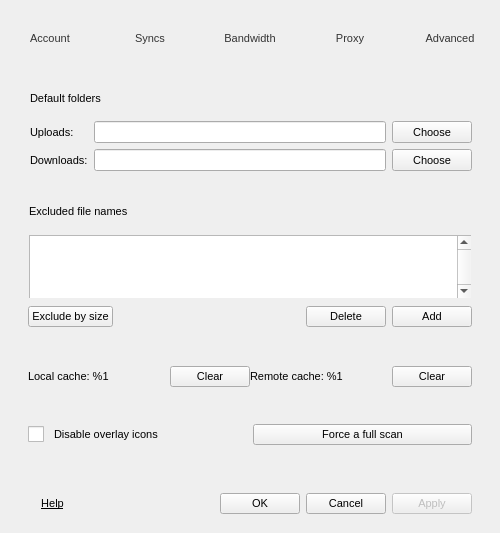
Old version of the form Source/MEGASync/gui/win/SettingsDialog.ui in the repository meganz/MEGAsync.
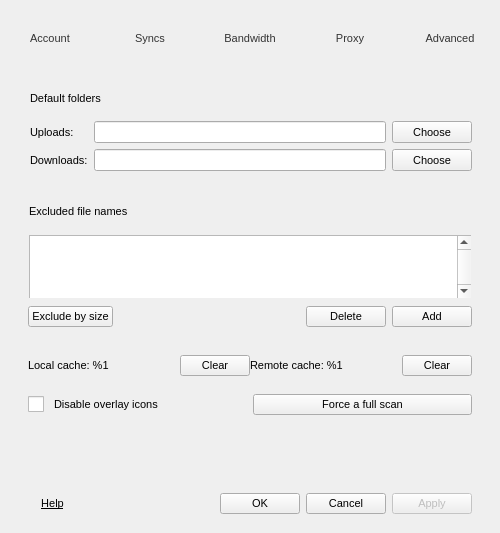
New version of the form. Icons and pictures are not drawn.

Diff of the .ui file:
```diff
--- a/Source/MEGASync/gui/win/SettingsDialog.ui
+++ b/Source/MEGASync/gui/win/SettingsDialog.ui
@@ -2865,9 +2865,15 @@
              <property name="leftMargin">
               <number>0</number>
              </property>
+             <property name="topMargin">
+              <number>0</number>
+             </property>
              <property name="rightMargin">
               <number>0</number>
              </property>
+             <property name="bottomMargin">
+              <number>0</number>
+             </property>
              <item>
               <widget class="QLabel" name="lCacheSize">
                <property name="sizePolicy">
@@ -2914,6 +2920,12 @@
                  <height>0</height>
                 </size>
                </property>
+               <property name="maximumSize">
+                <size>
+                 <width>70</width>
+                 <height>16777215</height>
+                </size>
+               </property>
                <property name="text">
                 <string>Clear</string>
                </property>
@@ -2937,14 +2949,23 @@
              <property name="leftMargin">
               <number>0</number>
              </property>
+             <property name="topMargin">
+              <number>0</number>
+             </property>
              <property name="rightMargin">
               <number>0</number>
              </property>
+             <property name="bottomMargin">
+              <number>0</number>
+             </property>
              <item>
               <widget class="QLabel" name="lRemoteCacheSize">
                <property name="text">
                 <string>Remote cache: %1</string>
                </property>
+               <property name="margin">
+                <number>10</number>
+               </property>
               </widget>
              </item>
              <item>
@@ -2962,6 +2983,12 @@
              </item>
              <item>
               <widget class="QPushButton" name="bClearRemoteCache">
+               <property name="maximumSize">
+                <size>
+                 <width>70</width>
+                 <height>16777215</height>
+                </size>
+               </property>
                <property name="text">
                 <string>Clear</string>
                </property>
@@ -3037,7 +3064,7 @@
            <number>27</number>
           </property>
           <property name="topMargin">
-           <number>8</number>
+           <number>0</number>
           </property>
           <property name="rightMargin">
            <number>23</number>
```
